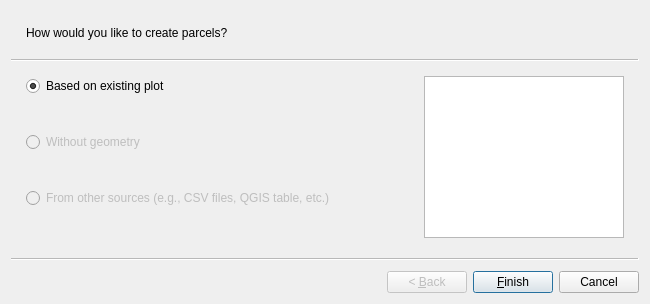
SwissTierrasColombia/Asistente-LADM-COL, file asistente_ladm_col/ui/wiz_create_parcel_cadastre.ui: the form before one commit.
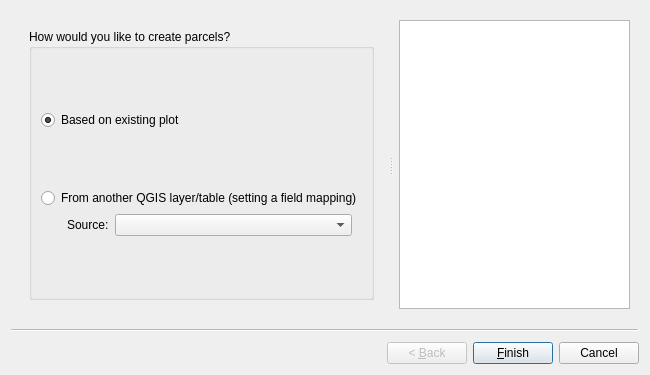
The form after the commit. Custom widgets are drawn as their Qt base class.

Commit message: [gui] Show ETL model from 'Create Parcel' wizard

Patch:
```diff
--- a/asistente_ladm_col/ui/wiz_create_parcel_cadastre.ui
+++ b/asistente_ladm_col/ui/wiz_create_parcel_cadastre.ui
@@ -7,7 +7,7 @@
     <x>0</x>
     <y>0</y>
     <width>650</width>
-    <height>304</height>
+    <height>375</height>
    </rect>
   </property>
   <property name="windowTitle">
@@ -15,12 +15,51 @@
   </property>
   <widget class="QWizardPage" name="wizardPage1">
    <property name="subTitle">
-    <string>How would you like to create parcels?</string>
+    <string/>
    </property>
    <layout class="QGridLayout" name="gridLayout">
     <item row="0" column="0">
-     <layout class="QVBoxLayout" name="verticalLayout">
-      <item>
+     <widget class="QSplitter" name="splitter_3">
+      <property name="sizePolicy">
+       <sizepolicy hsizetype="Expanding" vsizetype="Expanding">
+        <horstretch>0</horstretch>
+        <verstretch>0</verstretch>
+       </sizepolicy>
+      </property>
+      <property name="orientation">
+       <enum>Qt::Horizontal</enum>
+      </property>
+      <property name="handleWidth">
+       <number>16</number>
+      </property>
+      <widget class="QFrame" name="frame_3">
+       <property name="sizePolicy">
+        <sizepolicy hsizetype="Expanding" vsizetype="Expanding">
+         <horstretch>2</horstretch>
+         <verstretch>0</verstretch>
+        </sizepolicy>
+       </property>
+       <layout class="QGridLayout" name="gridLayout_8">
+        <item row="0" column="0">
+         <widget class="QGroupBox" name="gbx_page_2">
+          <property name="title">
+           <string>How would you like to create parcels?</string>
+          </property>
+          <layout class="QGridLayout" name="gridLayout_9">
+           <item row="0" column="0">
+            <spacer name="verticalSpacer_6">
+             <property name="orientation">
+              <enum>Qt::Vertical</enum>
+             </property>
+             <property name="sizeHint" stdset="0">
+              <size>
+               <width>20</width>
+               <height>40</height>
+              </size>
+             </property>
+            </spacer>
+           </item>
+           <item row="1" column="0">
        <widget class="QRadioButton" name="rad_parcel_from_plot">
         <property name="text">
          <string>Based on existing plot</string>
@@ -30,8 +69,8 @@
         </property>
        </widget>
       </item>
-      <item>
-       <spacer name="verticalSpacer_2">
+           <item row="2" column="0">
+            <spacer name="verticalSpacer_7">
         <property name="orientation">
          <enum>Qt::Vertical</enum>
         </property>
@@ -43,80 +82,105 @@
         </property>
        </spacer>
       </item>
-      <item>
-       <widget class="QRadioButton" name="rad_parcel_without_geometry">
+           <item row="3" column="0">
+            <widget class="QRadioButton" name="rad_refactor">
         <property name="enabled">
-         <bool>false</bool>
-        </property>
-        <property name="text">
-         <string>Without geometry</string>
-        </property>
-        <property name="checkable">
          <bool>true</bool>
         </property>
-       </widget>
-      </item>
-      <item>
-       <spacer name="verticalSpacer">
-        <property name="orientation">
-         <enum>Qt::Vertical</enum>
-        </property>
-        <property name="sizeHint" stdset="0">
-         <size>
-          <width>20</width>
-          <height>40</height>
-         </size>
-        </property>
-       </spacer>
-      </item>
+             <property name="text">
+              <string>From another QGIS layer/table (setting a field mapping)</string>
+             </property>
+            </widget>
+           </item>
+           <item row="4" column="0">
+            <layout class="QHBoxLayout" name="horizontalLayout_3">
+             <property name="leftMargin">
+              <number>26</number>
+             </property>
+             <property name="rightMargin">
+              <number>10</number>
+             </property>
       <item>
-       <widget class="QRadioButton" name="rad_parcel_from_list">
-        <property name="enabled">
-         <bool>false</bool>
+              <widget class="QLabel" name="lbl_refactor_source">
+               <property name="sizePolicy">
+                <sizepolicy hsizetype="Preferred" vsizetype="Preferred">
+                 <horstretch>0</horstretch>
+                 <verstretch>0</verstretch>
+                </sizepolicy>
         </property>
         <property name="text">
-         <string>From other sources (e.g., CSV files, QGIS table, etc.)</string>
+                <string>Source:</string>
         </property>
        </widget>
       </item>
       <item>
-       <spacer name="verticalSpacer_3">
-        <property name="orientation">
-         <enum>Qt::Vertical</enum>
-        </property>
-        <property name="sizeHint" stdset="0">
-         <size>
-          <width>20</width>
-          <height>40</height>
-         </size>
-        </property>
-       </spacer>
-      </item>
-     </layout>
-    </item>
-    <item row="0" column="1">
-     <widget class="QTextEdit" name="txt_help_page_1">
+              <widget class="QgsMapLayerComboBox" name="mMapLayerComboBox">
+               <property name="sizePolicy">
+                <sizepolicy hsizetype="Expanding" vsizetype="Fixed">
+                 <horstretch>0</horstretch>
+                 <verstretch>0</verstretch>
+                </sizepolicy>
+               </property>
       <property name="maximumSize">
        <size>
-        <width>200</width>
+                 <width>300</width>
         <height>16777215</height>
        </size>
       </property>
-      <property name="readOnly">
+               <property name="allowEmptyLayer">
        <bool>true</bool>
       </property>
-      <property name="html">
-       <string>&lt;!DOCTYPE HTML PUBLIC &quot;-//W3C//DTD HTML 4.0//EN&quot; &quot;http://www.w3.org/TR/REC-html40/strict.dtd&quot;&gt;
-&lt;html&gt;&lt;head&gt;&lt;meta name=&quot;qrichtext&quot; content=&quot;1&quot; /&gt;&lt;style type=&quot;text/css&quot;&gt;
-p, li { white-space: pre-wrap; }
-&lt;/style&gt;&lt;/head&gt;&lt;body style=&quot; font-family:'Ubuntu'; font-size:11pt; font-weight:400; font-style:normal;&quot;&gt;
-&lt;p style=&quot;-qt-paragraph-type:empty; margin-top:0px; margin-bottom:0px; margin-left:0px; margin-right:0px; -qt-block-indent:0; text-indent:0px;&quot;&gt;&lt;br /&gt;&lt;/p&gt;&lt;/body&gt;&lt;/html&gt;</string>
+               <property name="showCrs">
+                <bool>false</bool>
       </property>
      </widget>
     </item>
    </layout>
-  </widget>
- </widget>
+           </item>
+           <item row="5" column="0">
+            <spacer name="verticalSpacer_8">
+             <property name="orientation">
+              <enum>Qt::Vertical</enum>
+             </property>
+             <property name="sizeHint" stdset="0">
+              <size>
+               <width>20</width>
+               <height>40</height>
+              </size>
+             </property>
+            </spacer>
+           </item>
+          </layout>
+         </widget>
+        </item>
+       </layout>
+      </widget>
+      <widget class="QTextBrowser" name="txt_help_page_3">
+       <property name="sizePolicy">
+        <sizepolicy hsizetype="Expanding" vsizetype="Expanding">
+         <horstretch>0</horstretch>
+         <verstretch>0</verstretch>
+        </sizepolicy>
+       </property>
+       <property name="accessibleName">
+        <string/>
+       </property>
+       <property name="openLinks">
+        <bool>false</bool>
+       </property>
+      </widget>
+     </widget>
+    </item>
+   </layout>
+  </widget>
+ </widget>
+ <customwidgets>
+  <customwidget>
+   <class>QgsMapLayerComboBox</class>
+   <extends>QComboBox</extends>
+   <header>qgis.gui</header>
+  </customwidget>
+ </customwidgets>
  <resources/>
  <connections/>
 </ui>
```
Lines whose indentation alone changed are shown as unchanged. The commit also changes 3 other files.
